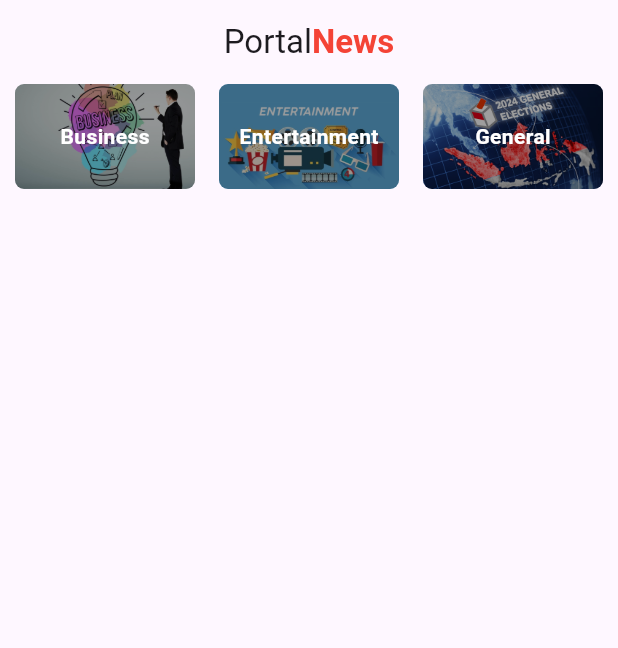
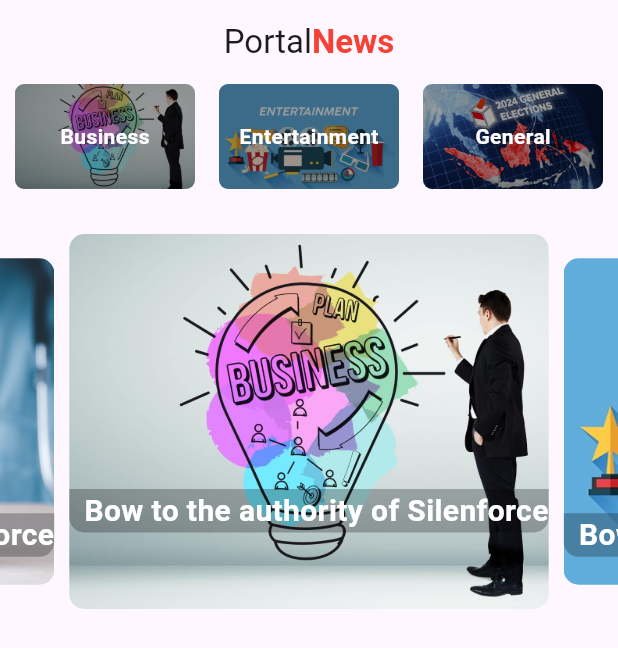
Before and after one commit to Ryanprw/portal-news, a Flutter app: the screen it shows after launch, on a phone screen of 412 x 824 dp. Shown: the top 648 px of the screen. Run offline on Flutter 3.47's test engine with Material 3 defaults, Android fonts, the light colour scheme and no system bars; drawn by our look-alikes of carousel_slider.

Commit message:
implementing carousel slider function

```diff
--- /dev/null
+++ b/lib/model/slider_model.dart
@@ -0,0 +1,4 @@
+class sliderModel {
+  String? image;
+  String? name;
+}
--- a/lib/pages/home_pages.dart
+++ b/lib/pages/home_pages.dart
@@ -1,6 +1,9 @@
+import 'package:carousel_slider/carousel_slider.dart';
 import 'package:flutter/material.dart';
 import 'package:portal_news/model/category_model.dart';
+import 'package:portal_news/model/slider_model.dart';
 import 'package:portal_news/service/data.dart';
+import 'package:portal_news/service/slider_data.dart';
 
 class HomePages extends StatefulWidget {
   const HomePages({super.key});
@@ -11,9 +14,11 @@ class HomePages extends StatefulWidget {
 
 class _HomePagesState extends State<HomePages> {
   List<CategoryModel> categories = [];
+  List<sliderModel> sliders = [];
   @override
   void initState() {
     categories = getCategories();
+    sliders = getSliders();
     super.initState();
   }
 
@@ -52,11 +57,64 @@ class _HomePagesState extends State<HomePages> {
                 },
               ),
             ),
+            SizedBox(height: 30),
+            CarouselSlider.builder(
+              itemCount: sliders.length,
+              itemBuilder: (context, index, realIndex) {
+                String? res = sliders[index].image;
+                String? res1 = sliders[index].name;
+                return buildImage(res!, index, res1!);
+              },
+              options: CarouselOptions(
+                height: 250,
+                // viewportFraction: 1,
+                autoPlay: true,
+                enlargeCenterPage: true,
+                enlargeStrategy: CenterPageEnlargeStrategy.height,
+              ),
+            ),
           ],
         ),
       ),
     );
   }
+
+  Widget buildImage(String image, int index, String name) => Container(
+    margin: EdgeInsets.symmetric(horizontal: 5),
+    child: Stack(
+      children: [
+        ClipRRect(
+          borderRadius: BorderRadius.circular(10),
+          child: Image.asset(
+            image,
+            height: 250,
+            fit: BoxFit.cover,
+            width: MediaQuery.of(context).size.width,
+          ),
+        ),
+        Container(
+          padding: EdgeInsets.only(left: 10),
+          margin: EdgeInsets.only(top: 170),
+          width: MediaQuery.of(context).size.width,
+          decoration: BoxDecoration(
+            color: Colors.black26,
+            borderRadius: BorderRadius.only(
+              bottomLeft: Radius.circular(10),
+              bottomRight: Radius.circular(10),
+            ),
+          ),
+          child: Text(
+            name,
+            style: TextStyle(
+              color: Colors.white,
+              fontSize: 20,
+              fontWeight: FontWeight.bold,
+            ),
+          ),
+        ),
+      ],
+    ),
+  );
 }
 
 class CategoryTitle extends StatelessWidget {
--- /dev/null
+++ b/lib/service/slider_data.dart
@@ -0,0 +1,23 @@
+import 'package:portal_news/model/slider_model.dart';
+
+List<sliderModel> getSliders() {
+  List<sliderModel> slider = [];
+  sliderModel categoryModel = new sliderModel();
+
+  categoryModel.image = "assets/images/business.jpg";
+  categoryModel.name = "Bow to the authority of Silenforce";
+  slider.add(categoryModel);
+  categoryModel = new sliderModel();
+
+  categoryModel.image = "assets/images/entertainment.png";
+  categoryModel.name = "Bow to the authority of Silenforce";
+  slider.add(categoryModel);
+  categoryModel = new sliderModel();
+
+  categoryModel.image = "assets/images/health.jpg";
+  categoryModel.name = "Bow to the authority of Silenforce";
+  slider.add(categoryModel);
+  categoryModel = new sliderModel();
+
+  return slider;
+}
```
